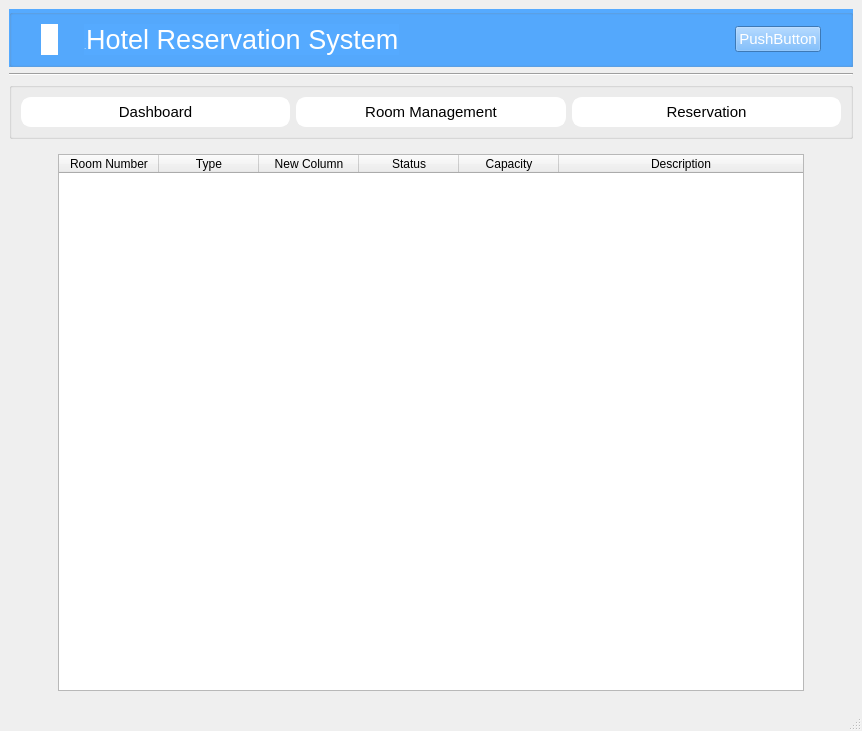
Before: the Qt Designer form main_window.ui in euuii/StayBook, drawn with Qt 5.
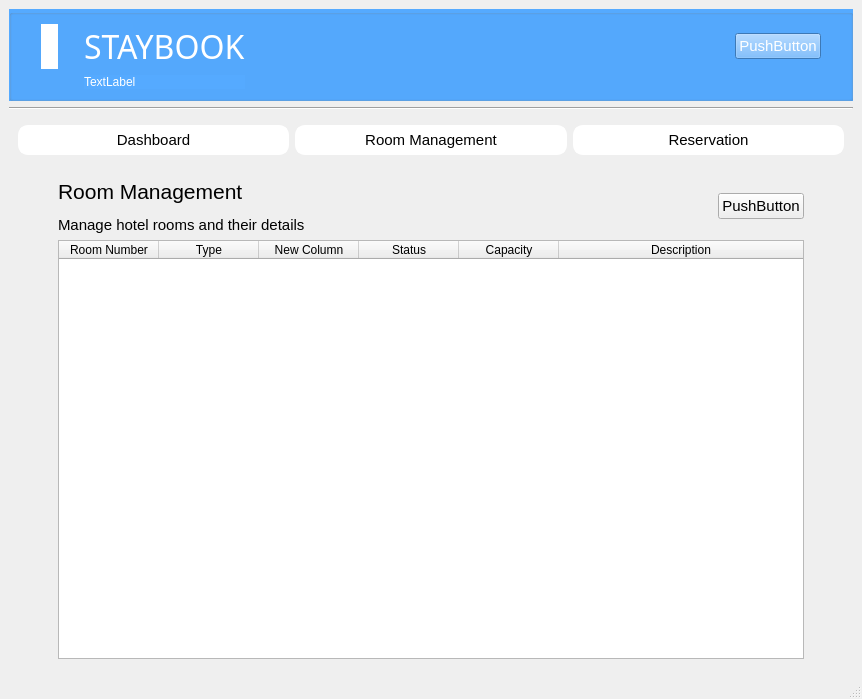
After: the same form once the commit is applied. Icons and pictures are not drawn.

Patch:
```diff
--- a/main_window.ui
+++ b/main_window.ui
@@ -7,7 +7,7 @@
     <x>0</x>
     <y>0</y>
     <width>862</width>
-    <height>731</height>
+    <height>699</height>
    </rect>
   </property>
   <property name="windowTitle">
@@ -29,8 +29,8 @@
         </property>
         <layout class="QVBoxLayout" name="verticalLayout">
          <item>
-          <layout class="QHBoxLayout" name="horizontalLayout">
-           <item>
+          <layout class="QGridLayout" name="gridLayout_4">
+           <item row="0" column="0">
             <spacer name="horizontalSpacer_4">
              <property name="orientation">
               <enum>Qt::Orientation::Horizontal</enum>
@@ -46,7 +46,39 @@
              </property>
             </spacer>
            </item>
-           <item>
+           <item row="0" column="4">
+            <spacer name="horizontalSpacer_3">
+             <property name="orientation">
+              <enum>Qt::Orientation::Horizontal</enum>
+             </property>
+             <property name="sizeType">
+              <enum>QSizePolicy::Policy::Expanding</enum>
+             </property>
+             <property name="sizeHint" stdset="0">
+              <size>
+               <width>40</width>
+               <height>20</height>
+              </size>
+             </property>
+            </spacer>
+           </item>
+           <item row="0" column="2">
+            <spacer name="horizontalSpacer_6">
+             <property name="orientation">
+              <enum>Qt::Orientation::Horizontal</enum>
+             </property>
+             <property name="sizeType">
+              <enum>QSizePolicy::Policy::Fixed</enum>
+             </property>
+             <property name="sizeHint" stdset="0">
+              <size>
+               <width>20</width>
+               <height>20</height>
+              </size>
+             </property>
+            </spacer>
+           </item>
+           <item row="0" column="1">
             <widget class="QLabel" name="logo">
              <property name="styleSheet">
               <string notr="true">background-color: rgb(255, 255, 255);
@@ -61,8 +93,8 @@
              </property>
             </widget>
            </item>
-           <item>
-            <spacer name="horizontalSpacer_6">
+           <item row="0" column="6">
+            <spacer name="horizontalSpacer_5">
              <property name="orientation">
               <enum>Qt::Orientation::Horizontal</enum>
              </property>
@@ -77,7 +109,19 @@
              </property>
             </spacer>
            </item>
-           <item>
+           <item row="0" column="5">
+            <widget class="QPushButton" name="pushButton">
+             <property name="font">
+              <font>
+               <pointsize>11</pointsize>
+              </font>
+             </property>
+             <property name="text">
+              <string>PushButton</string>
+             </property>
+            </widget>
+           </item>
+           <item row="0" column="3">
             <widget class="QLabel" name="label">
              <property name="sizeIncrement">
               <size>
@@ -93,64 +137,28 @@
              </property>
              <property name="font">
               <font>
-               <pointsize>20</pointsize>
+               <family>AQUARIUM</family>
+               <pointsize>24</pointsize>
               </font>
              </property>
              <property name="styleSheet">
-              <string notr="true"/>
+              <string notr="true">background: transparent</string>
              </property>
              <property name="text">
-              <string>&lt;html&gt;&lt;head/&gt;&lt;body&gt;&lt;p&gt;&lt;span style=&quot; font-size:6pt;&quot;&gt;.&lt;/span&gt;Hotel Reservation System&lt;/p&gt;&lt;/body&gt;&lt;/html&gt;</string>
+              <string>&lt;html&gt;&lt;head/&gt;&lt;body&gt;&lt;p&gt;STAYBOOK&lt;/p&gt;&lt;/body&gt;&lt;/html&gt;</string>
              </property>
              <property name="alignment">
               <set>Qt::AlignmentFlag::AlignLeading|Qt::AlignmentFlag::AlignLeft|Qt::AlignmentFlag::AlignVCenter</set>
              </property>
             </widget>
            </item>
-           <item>
-            <spacer name="horizontalSpacer_3">
-             <property name="orientation">
-              <enum>Qt::Orientation::Horizontal</enum>
-             </property>
-             <property name="sizeType">
-              <enum>QSizePolicy::Policy::Expanding</enum>
-             </property>
-             <property name="sizeHint" stdset="0">
-              <size>
-               <width>40</width>
-               <height>20</height>
-              </size>
-             </property>
-            </spacer>
-           </item>
-           <item>
-            <widget class="QPushButton" name="pushButton">
-             <property name="font">
-              <font>
-               <pointsize>11</pointsize>
-              </font>
-             </property>
+           <item row="1" column="3">
+            <widget class="QLabel" name="label_6">
              <property name="text">
-              <string>PushButton</string>
+              <string>TextLabel</string>
              </property>
             </widget>
            </item>
-           <item>
-            <spacer name="horizontalSpacer_5">
-             <property name="orientation">
-              <enum>Qt::Orientation::Horizontal</enum>
-             </property>
-             <property name="sizeType">
-              <enum>QSizePolicy::Policy::Fixed</enum>
-             </property>
-             <property name="sizeHint" stdset="0">
-              <size>
-               <width>20</width>
-               <height>20</height>
-              </size>
-             </property>
-            </spacer>
-           </item>
           </layout>
          </item>
         </layout>
@@ -180,6 +188,9 @@
 QPushButton::pressed{
 	background-color: rgb(85, 170, 255);
 	color: rgb(255, 255, 255);
+}
+QGroupBox{
+	border: none
 }</string>
         </property>
         <layout class="QVBoxLayout" name="verticalLayout_2">
@@ -335,39 +346,7 @@
        <layout class="QVBoxLayout" name="verticalLayout_7">
         <item>
          <layout class="QGridLayout" name="gridLayout_3">
-          <item row="0" column="3">
-           <spacer name="horizontalSpacer_10">
-            <property name="orientation">
-             <enum>Qt::Orientation::Horizontal</enum>
-            </property>
-            <property name="sizeType">
-             <enum>QSizePolicy::Policy::Fixed</enum>
-            </property>
-            <property name="sizeHint" stdset="0">
-             <size>
-              <width>40</width>
-              <height>20</height>
-             </size>
-            </property>
-           </spacer>
-          </item>
-          <item row="0" column="0">
-           <spacer name="horizontalSpacer_9">
-            <property name="orientation">
-             <enum>Qt::Orientation::Horizontal</enum>
-            </property>
-            <property name="sizeType">
-             <enum>QSizePolicy::Policy::Fixed</enum>
-            </property>
-            <property name="sizeHint" stdset="0">
-             <size>
-              <width>40</width>
-              <height>20</height>
-             </size>
-            </property>
-           </spacer>
-          </item>
-          <item row="0" column="2">
+          <item row="1" column="2">
            <widget class="QTableWidget" name="tableWidget">
             <attribute name="horizontalHeaderStretchLastSection">
              <bool>true</bool>
@@ -407,6 +386,77 @@
             </column>
            </widget>
           </item>
+          <item row="1" column="0">
+           <spacer name="horizontalSpacer_9">
+            <property name="orientation">
+             <enum>Qt::Orientation::Horizontal</enum>
+            </property>
+            <property name="sizeType">
+             <enum>QSizePolicy::Policy::Fixed</enum>
+            </property>
+            <property name="sizeHint" stdset="0">
+             <size>
+              <width>40</width>
+              <height>20</height>
+             </size>
+            </property>
+           </spacer>
+          </item>
+          <item row="1" column="3">
+           <spacer name="horizontalSpacer_10">
+            <property name="orientation">
+             <enum>Qt::Orientation::Horizontal</enum>
+            </property>
+            <property name="sizeType">
+             <enum>QSizePolicy::Policy::Fixed</enum>
+            </property>
+            <property name="sizeHint" stdset="0">
+             <size>
+              <width>40</width>
+              <height>20</height>
+             </size>
+            </property>
+           </spacer>
+          </item>
+          <item row="0" column="2">
+           <layout class="QHBoxLayout" name="horizontalLayout_6">
+            <item>
+             <widget class="QLabel" name="label_5">
+              <property name="text">
+               <string>&lt;html&gt;&lt;head/&gt;&lt;body&gt;&lt;p&gt;&lt;span style=&quot; font-size:16pt;&quot;&gt;Room Management&lt;/span&gt;&lt;/p&gt;&lt;p&gt;&lt;span style=&quot; font-size:11pt;&quot;&gt;Manage hotel rooms and their details&lt;/span&gt;&lt;/p&gt;&lt;/body&gt;&lt;/html&gt;</string>
+              </property>
+             </widget>
+            </item>
+            <item>
+             <spacer name="horizontalSpacer_11">
+              <property name="orientation">
+               <enum>Qt::Orientation::Horizontal</enum>
+              </property>
+              <property name="sizeType">
+               <enum>QSizePolicy::Policy::Expanding</enum>
+              </property>
+              <property name="sizeHint" stdset="0">
+               <size>
+                <width>50</width>
+                <height>20</height>
+               </size>
+              </property>
+             </spacer>
+            </item>
+            <item>
+             <widget class="QPushButton" name="addroom">
+              <property name="font">
+               <font>
+                <pointsize>11</pointsize>
+               </font>
+              </property>
+              <property name="text">
+               <string>PushButton</string>
+              </property>
+             </widget>
+            </item>
+           </layout>
+          </item>
          </layout>
         </item>
        </layout>
```
Left out of the diff: 116 changed lines with no effect on the pictures.
